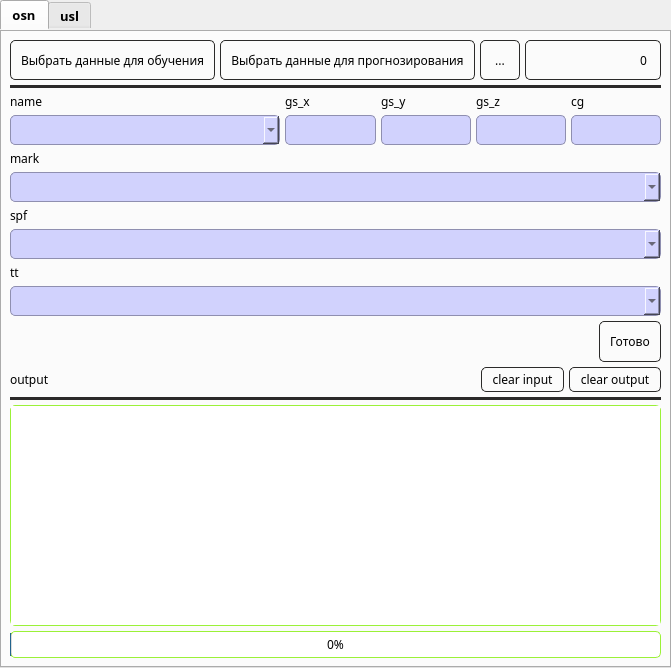
Old version of the form ui/MainWindow.ui in the repository Konstkonst55/PyTechnologicalRoute.
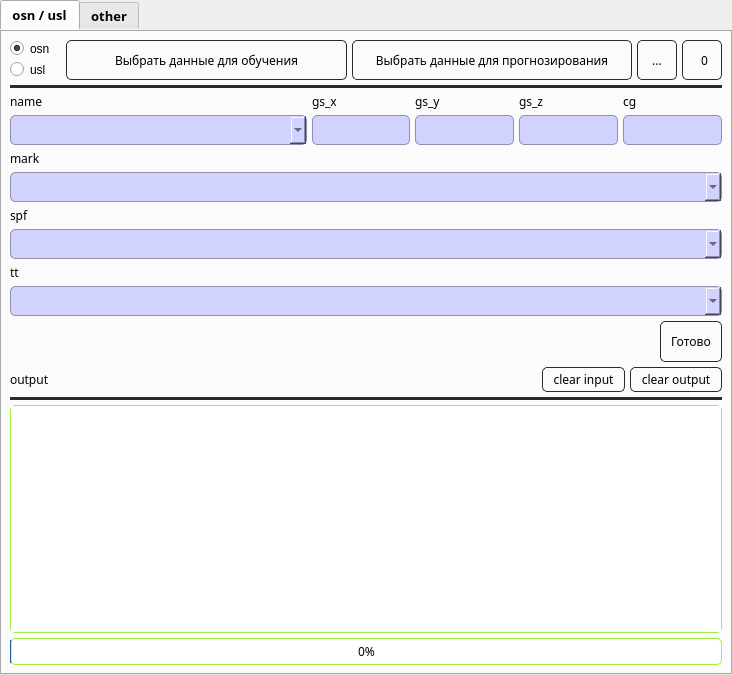
New version of the form.

Commit message: Обновлен интерфейс и поправлено отображение combobox tt

```diff
--- a/ui/MainWindow.ui
+++ b/ui/MainWindow.ui
@@ -6,8 +6,8 @@
    <rect>
     <x>0</x>
     <y>0</y>
-    <width>671</width>
-    <height>668</height>
+    <width>732</width>
+    <height>675</height>
    </rect>
   </property>
   <property name="sizePolicy">
@@ -57,24 +57,9 @@
 border: 0px solid black;
 </string>
       </property>
-      <property name="tabShape">
-       <enum>QTabWidget::Rounded</enum>
-      </property>
       <property name="currentIndex">
        <number>0</number>
       </property>
-      <property name="elideMode">
-       <enum>Qt::ElideNone</enum>
-      </property>
-      <property name="usesScrollButtons">
-       <bool>true</bool>
-      </property>
-      <property name="documentMode">
-       <bool>false</bool>
-      </property>
-      <property name="tabsClosable">
-       <bool>false</bool>
-      </property>
       <property name="movable">
        <bool>true</bool>
       </property>
@@ -83,7 +68,7 @@
       </property>
       <widget class="QWidget" name="tab_osn">
        <attribute name="title">
-        <string>osn</string>
+        <string>osn / usl</string>
        </attribute>
        <layout class="QVBoxLayout" name="verticalLayout" stretch="0,0,0,0,0,0,0,0,0,0,0,0,0,0">
         <property name="spacing">
@@ -102,8 +87,32 @@
          <number>10</number>
         </property>
         <item>
-         <layout class="QHBoxLayout" name="hl_top">
-          <item alignment="Qt::AlignTop">
+         <layout class="QHBoxLayout" name="hl_top" stretch="0,1,1,0,0">
+          <item>
+           <layout class="QVBoxLayout" name="vl_type">
+            <property name="rightMargin">
+             <number>10</number>
+            </property>
+            <item>
+             <widget class="QRadioButton" name="rb_osn">
+              <property name="text">
+               <string>osn</string>
+              </property>
+              <property name="checked">
+               <bool>true</bool>
+              </property>
+             </widget>
+            </item>
+            <item>
+             <widget class="QRadioButton" name="rb_usl">
+              <property name="text">
+               <string>usl</string>
+              </property>
+             </widget>
+            </item>
+           </layout>
+          </item>
+          <item alignment="Qt::AlignVCenter">
            <widget class="QPushButton" name="b_learn_open">
             <property name="sizePolicy">
              <sizepolicy hsizetype="Expanding" vsizetype="Expanding">
@@ -147,7 +156,7 @@
             </property>
            </widget>
           </item>
-          <item alignment="Qt::AlignTop">
+          <item alignment="Qt::AlignVCenter">
            <widget class="QPushButton" name="b_predict_open">
             <property name="sizePolicy">
              <sizepolicy hsizetype="Expanding" vsizetype="Expanding">
@@ -228,7 +237,7 @@
             </property>
            </widget>
           </item>
-          <item alignment="Qt::AlignTop">
+          <item alignment="Qt::AlignVCenter">
            <widget class="QLabel" name="l_info_tr">
             <property name="sizePolicy">
              <sizepolicy hsizetype="Expanding" vsizetype="Expanding">
@@ -238,7 +247,7 @@
             </property>
             <property name="minimumSize">
              <size>
-              <width>73</width>
+              <width>40</width>
               <height>40</height>
              </size>
             </property>
@@ -923,7 +932,7 @@
       </widget>
       <widget class="QWidget" name="tab_usl">
        <attribute name="title">
-        <string>usl</string>
+        <string>other</string>
        </attribute>
       </widget>
      </widget>
```
Left out of the diff: 4 changed lines with no effect on the pictures. The commit also changes 2 other files.
